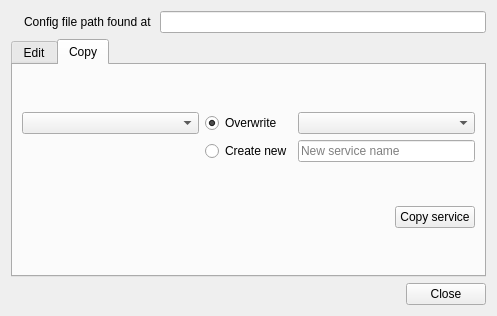
Old version of the form pg_service_parser/ui/pg_service_dialog.ui in the repository opengisch/qgis-pg-service-parser-plugin.
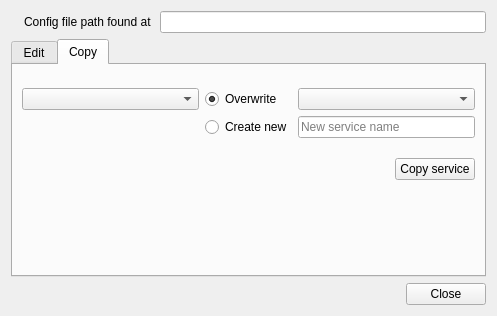
New version of the form. The open tabs and pages were chosen to show the change. Icons and pictures are not drawn.

Commit message: [gui] Place 'Copy service' button just below the other tab controls

```diff
--- a/pg_service_parser/ui/pg_service_dialog.ui
+++ b/pg_service_parser/ui/pg_service_dialog.ui
@@ -174,8 +174,37 @@
       <attribute name="title">
        <string>Copy</string>
       </attribute>
-      <layout class="QVBoxLayout" name="verticalLayout_2">
-       <item>
+      <layout class="QGridLayout" name="gridLayout_2">
+       <item row="2" column="1">
+        <spacer name="verticalSpacer">
+         <property name="orientation">
+          <enum>Qt::Vertical</enum>
+         </property>
+         <property name="sizeType">
+          <enum>QSizePolicy::Preferred</enum>
+         </property>
+         <property name="sizeHint" stdset="0">
+          <size>
+           <width>20</width>
+           <height>71</height>
+          </size>
+         </property>
+        </spacer>
+       </item>
+       <item row="1" column="0">
+        <spacer name="horizontalSpacer">
+         <property name="orientation">
+          <enum>Qt::Horizontal</enum>
+         </property>
+         <property name="sizeHint" stdset="0">
+          <size>
+           <width>354</width>
+           <height>22</height>
+          </size>
+         </property>
+        </spacer>
+       </item>
+       <item row="0" column="0" colspan="2">
         <layout class="QGridLayout" name="gridLayout">
          <property name="sizeConstraint">
           <enum>QLayout::SetDefaultConstraint</enum>
@@ -232,29 +261,12 @@
          </item>
         </layout>
        </item>
-       <item>
-        <layout class="QHBoxLayout" name="horizontalLayout">
-         <item>
-          <spacer name="horizontalSpacer">
-           <property name="orientation">
-            <enum>Qt::Horizontal</enum>
-           </property>
-           <property name="sizeHint" stdset="0">
-            <size>
-             <width>40</width>
-             <height>20</height>
-            </size>
-           </property>
-          </spacer>
-         </item>
-         <item>
-          <widget class="QPushButton" name="btnCopyService">
-           <property name="text">
-            <string>Copy service</string>
-           </property>
-          </widget>
-         </item>
-        </layout>
+       <item row="1" column="1">
+        <widget class="QPushButton" name="btnCopyService">
+         <property name="text">
+          <string>Copy service</string>
+         </property>
+        </widget>
        </item>
       </layout>
      </widget>
```
Left out of the diff: 54 changed lines with no effect on the pictures.
